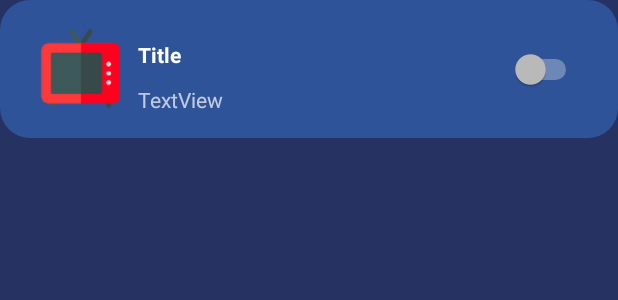
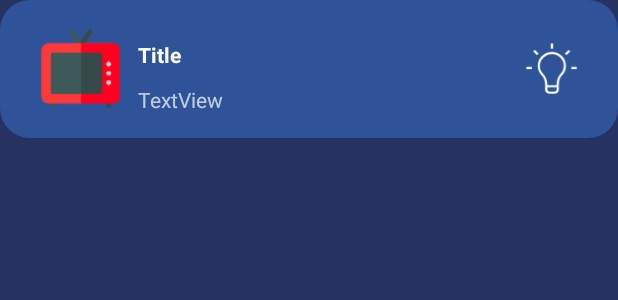
Before and after one commit to JeromeDuban/Homelights-App, an Android app: the layout room_item.xml on its own in the app's theme, with its tools: preview values and no code run, on a phone screen of 412 x 824 dp. Shown: the top 300 px of the screen. Run offline under Robolectric (Android 15) with nearby library versions, the phone set to English and light mode, and no system bars.

Commit message:
Switch replaced by bulb

```diff
--- a/app/src/main/res/layout/room_item.xml
+++ b/app/src/main/res/layout/room_item.xml
@@ -47,11 +47,12 @@
         app:layout_constraintStart_toEndOf="@+id/room.icon"
         app:layout_constraintTop_toBottomOf="@+id/detail.name" />
 
-    <Switch
-        android:id="@+id/room.switch"
-        android:layout_width="wrap_content"
-        android:layout_height="wrap_content"
+    <ImageButton
+        android:id="@+id/room.button"
+        android:layout_width="40dp"
+        android:layout_height="40dp"
         android:layout_marginEnd="8dp"
+        android:background="@mipmap/ic_bulb"
         app:layout_constraintBottom_toBottomOf="parent"
         app:layout_constraintEnd_toEndOf="parent"
         app:layout_constraintTop_toTopOf="parent" />
```
Also changed, not shown: app/src/main/java/com/jejefcgb/homelights/ui/RoomAdapter.kt (+4 -6 lines).
